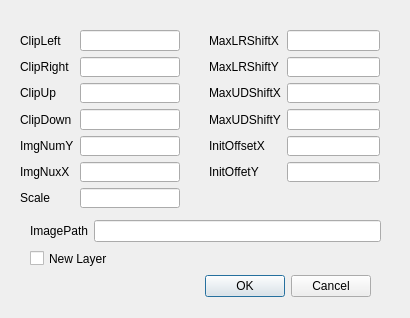
chenyufjfz/ChipPintu, file StitchView/cparadialog.ui: the form before one commit.
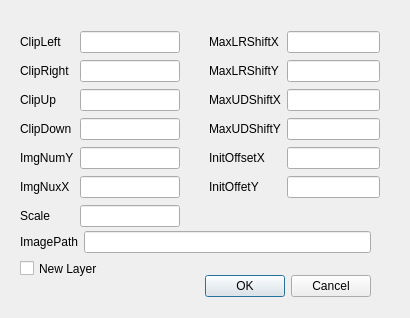
The form after the commit.

What changed in the file:
```diff
--- a/StitchView/cparadialog.ui
+++ b/StitchView/cparadialog.ui
@@ -35,7 +35,7 @@
      <x>20</x>
      <y>30</y>
      <width>160</width>
-     <height>178</height>
+     <height>198</height>
     </rect>
    </property>
    <layout class="QGridLayout" name="gridLayout">
@@ -117,7 +117,7 @@
      <x>209</x>
      <y>30</y>
      <width>171</width>
-     <height>152</height>
+     <height>169</height>
     </rect>
    </property>
    <layout class="QGridLayout" name="gridLayout_2">
@@ -186,10 +186,10 @@
   <widget class="QWidget" name="layoutWidget">
    <property name="geometry">
     <rect>
-     <x>30</x>
-     <y>220</y>
+     <x>20</x>
+     <y>230</y>
      <width>351</width>
-     <height>22</height>
+     <height>24</height>
     </rect>
    </property>
    <layout class="QHBoxLayout" name="horizontalLayout">
@@ -208,8 +208,8 @@
   <widget class="QCheckBox" name="new_layer">
    <property name="geometry">
     <rect>
-     <x>30</x>
-     <y>250</y>
+     <x>20</x>
+     <y>260</y>
      <width>81</width>
      <height>17</height>
     </rect>
```
